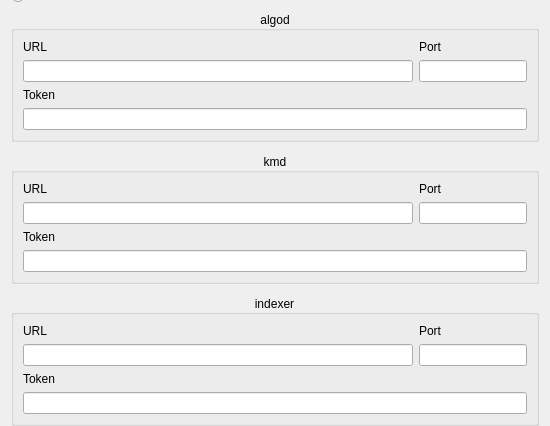
This is Interfaces/Settings/Ui_Settings.ui in CiottiGiorgio/Algorand-Wallet-Manager as Qt 5 draws it before an edit; both pictures show x 0 to 550 and y 120 to 546 of the 550 by 700 pixel window. The edited form follows.
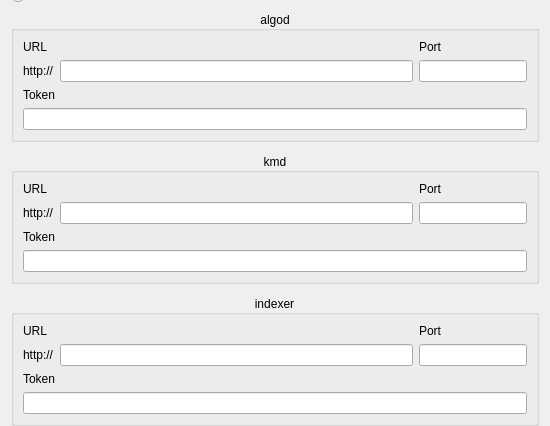
This is the edited form.

```diff
--- a/Interfaces/Settings/Ui_Settings.ui
+++ b/Interfaces/Settings/Ui_Settings.ui
@@ -126,26 +126,16 @@
       <set>Qt::AlignCenter</set>
      </property>
      <layout class="QGridLayout" name="gridLayout" columnstretch="1,0">
-      <item row="0" column="1">
-       <widget class="QLabel" name="label_3">
-        <property name="text">
-         <string>Port</string>
-        </property>
-       </widget>
-      </item>
-      <item row="1" column="0">
-       <widget class="QLineEdit" name="lineEdit_algod_url"/>
-      </item>
-      <item row="0" column="0">
-       <widget class="QLabel" name="label_2">
-        <property name="text">
-         <string>URL</string>
-        </property>
-       </widget>
-      </item>
       <item row="1" column="1">
        <widget class="QLineEdit" name="lineEdit_algod_port"/>
       </item>
+      <item row="0" column="1">
+       <widget class="QLabel" name="label_3">
+        <property name="text">
+         <string>Port</string>
+        </property>
+       </widget>
+      </item>
       <item row="2" column="0">
        <widget class="QLabel" name="label_4">
         <property name="text">
@@ -153,9 +143,30 @@
         </property>
        </widget>
       </item>
+      <item row="0" column="0">
+       <widget class="QLabel" name="label_2">
+        <property name="text">
+         <string>URL</string>
+        </property>
+       </widget>
+      </item>
       <item row="3" column="0" colspan="2">
        <widget class="QLineEdit" name="lineEdit_algod_token"/>
       </item>
+      <item row="1" column="0">
+       <layout class="QHBoxLayout" name="horizontalLayout_3">
+        <item>
+         <widget class="QLabel" name="label_8">
+          <property name="text">
+           <string>http://</string>
+          </property>
+         </widget>
+        </item>
+        <item>
+         <widget class="QLineEdit" name="lineEdit_algod_url"/>
+        </item>
+       </layout>
+      </item>
      </layout>
     </widget>
    </item>
@@ -191,9 +202,6 @@
         </property>
        </widget>
       </item>
-      <item row="1" column="0">
-       <widget class="QLineEdit" name="lineEdit_kmd_url"/>
-      </item>
       <item row="0" column="1">
        <widget class="QLabel" name="label_6">
         <property name="text">
@@ -214,6 +222,20 @@
       <item row="3" column="0" colspan="2">
        <widget class="QLineEdit" name="lineEdit_kmd_token"/>
       </item>
+      <item row="1" column="0">
+       <layout class="QHBoxLayout" name="horizontalLayout_4">
+        <item>
+         <widget class="QLabel" name="label_9">
+          <property name="text">
+           <string>http://</string>
+          </property>
+         </widget>
+        </item>
+        <item>
+         <widget class="QLineEdit" name="lineEdit_kmd_url"/>
+        </item>
+       </layout>
+      </item>
      </layout>
     </widget>
    </item>
@@ -249,9 +271,6 @@
         </property>
        </widget>
       </item>
-      <item row="1" column="0">
-       <widget class="QLineEdit" name="lineEdit_indexer_url"/>
-      </item>
       <item row="2" column="0">
        <widget class="QLabel" name="label_13">
         <property name="text">
@@ -272,6 +291,20 @@
       <item row="3" column="0" colspan="2">
        <widget class="QLineEdit" name="lineEdit_indexer_token"/>
       </item>
+      <item row="1" column="0">
+       <layout class="QHBoxLayout" name="horizontalLayout_5">
+        <item>
+         <widget class="QLabel" name="label_10">
+          <property name="text">
+           <string>http://</string>
+          </property>
+         </widget>
+        </item>
+        <item>
+         <widget class="QLineEdit" name="lineEdit_indexer_url"/>
+        </item>
+       </layout>
+      </item>
      </layout>
     </widget>
    </item>
```
